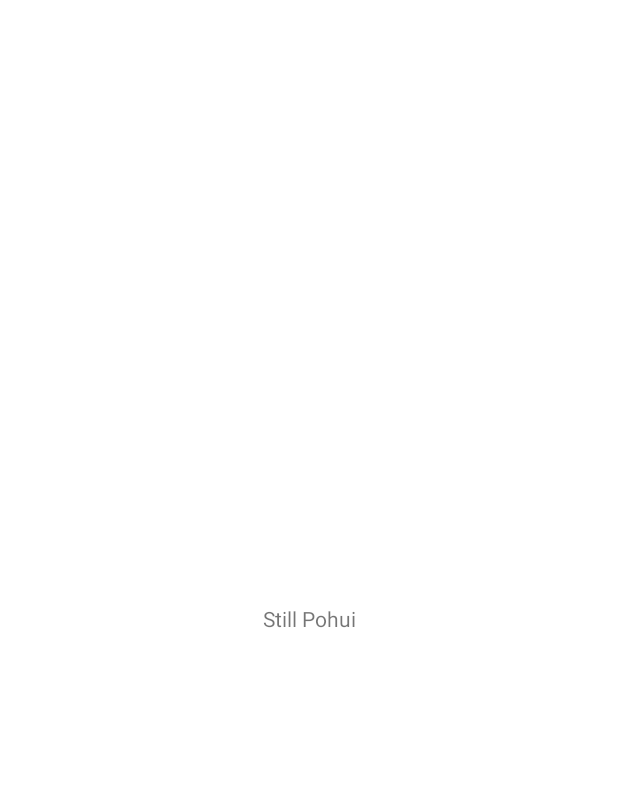
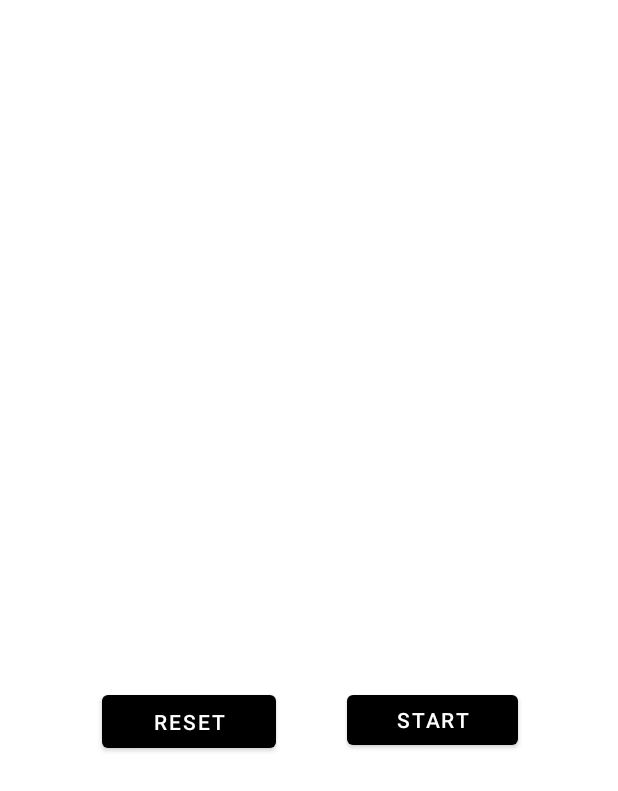
Before and after one commit to probablymattq/StopwatchTimer, an Android app: the MainActivity2 screen opened directly, with no data from a screen before it, on a phone screen of 412 x 824 dp. Before the commit the part shown is almost empty. Shown: the top 791 px of the screen. Run offline under Robolectric (Android 15) with nearby library versions, the phone set to English and light mode, and no system bars.

Commit message:
Stopwatch started

```diff
--- a/app/src/main/java/com/matter/stopwatchtimer/MainActivity2.java
+++ b/app/src/main/java/com/matter/stopwatchtimer/MainActivity2.java
@@ -5,10 +5,20 @@ import androidx.appcompat.app.AppCompatActivity;
 import android.content.Intent;
 import android.graphics.Paint;
 import android.os.Bundle;
+import android.os.CountDownTimer;
 import android.view.View;
+import android.widget.Button;
 import android.widget.TextView;
 
 public class MainActivity2 extends AppCompatActivity {
+    private TextView mMinutesDisplay;
+    private TextView mSecondsDisplay;
+    private Button mStartPauseButton;
+    private Button mResetButton;
+
+    private CountDownTimer mCountDownTimer;
+    private boolean mTimerRunning;
+    private long mTimeElapsed;
 
     @Override
     protected void onCreate(Bundle savedInstanceState) {
@@ -16,8 +26,18 @@ public class MainActivity2 extends AppCompatActivity {
         overridePendingTransition(0, 0);
         setContentView(R.layout.activity_main2);
 
+
+        mMinutesDisplay = findViewById(R.id.minutes_display);
+        mSecondsDisplay = findViewById(R.id.seconds_display);
+        mStartPauseButton = findViewById(R.id.start_stop_button);
+        mResetButton = findViewById(R.id.reset_button);
+
+        mMinutesDisplay.setText("00");
+        mSecondsDisplay.setText("00");
+
         TextView timerTextView = findViewById(R.id.timerView);
         TextView stopwatchTextView = findViewById(R.id.stopwatchView);
+
 
         timerTextView.setOnClickListener(new View.OnClickListener() {
             @Override
@@ -28,5 +48,65 @@ public class MainActivity2 extends AppCompatActivity {
         });
 
         stopwatchTextView.setPaintFlags(stopwatchTextView.getPaintFlags() | Paint.UNDERLINE_TEXT_FLAG);
+
+        mStartPauseButton.setOnClickListener(new View.OnClickListener() {
+            @Override
+            public void onClick(View v) {
+                if (mTimerRunning) {
+                    pauseTimer();
+                } else {
+                    startTimer();
+                }
+            }
+        });
+
+        mResetButton.setOnClickListener(new View.OnClickListener() {
+            @Override
+            public void onClick(View v) {
+                resetTimer();
+            }
+        });
+    }
+
+    private void startTimer() {
+        mCountDownTimer = new CountDownTimer(Long.MAX_VALUE, 1000) {
+            @Override
+            public void onTick(long millisUntilFinished) {
+                mTimeElapsed += 1000;
+                updateDisplay();
+            }
+
+            @Override
+            public void onFinish() {
+                // Do nothing
+            }
+        }.start();
+
+        mTimerRunning = true;
+        mStartPauseButton.setText("Pause");
+    }
+
+    private void pauseTimer() {
+        mCountDownTimer.cancel();
+        mTimerRunning = false;
+        mStartPauseButton.setText("Resume");
+    }
+
+    private void resetTimer() {
+        if(mTimerRunning || mTimeElapsed > 0) {
+            mCountDownTimer.cancel();
+            mTimeElapsed = 0;
+            updateDisplay();
+            mTimerRunning = false;
+            mStartPauseButton.setText("Start");
+        }
+    }
+
+    private void updateDisplay() {
+        int minutes = (int) (mTimeElapsed / 1000) / 60;
+        int seconds = (int) (mTimeElapsed / 1000) % 60;
+
+        mMinutesDisplay.setText(String.format("%02d", minutes));
+        mSecondsDisplay.setText(String.format("%02d", seconds));
     }
 }
--- a/app/src/main/res/layout/activity_main2.xml
+++ b/app/src/main/res/layout/activity_main2.xml
@@ -15,10 +15,10 @@
         android:textColor="#ffffff"
         app:layout_constraintBottom_toBottomOf="parent"
         app:layout_constraintEnd_toEndOf="parent"
-        app:layout_constraintHorizontal_bias="0.235"
+        app:layout_constraintHorizontal_bias="0.764"
         app:layout_constraintStart_toStartOf="parent"
         app:layout_constraintTop_toTopOf="parent"
-        app:layout_constraintVertical_bias="0.955" />
+        app:layout_constraintVertical_bias="0.963" />
 
     <TextView
         android:id="@+id/timerView"
@@ -29,19 +29,85 @@
         android:textColor="#ffffff"
         app:layout_constraintBottom_toBottomOf="parent"
         app:layout_constraintEnd_toEndOf="parent"
-        app:layout_constraintHorizontal_bias="0.751"
+        app:layout_constraintHorizontal_bias="0.262"
         app:layout_constraintStart_toStartOf="parent"
         app:layout_constraintTop_toTopOf="parent"
-        app:layout_constraintVertical_bias="0.955" />
+        app:layout_constraintVertical_bias="0.963" />
 
     <TextView
-        android:id="@+id/textView"
+        android:id="@+id/seconds_display"
         android:layout_width="wrap_content"
         android:layout_height="wrap_content"
-        android:text="Still Pohui"
+        android:gravity="center"
+        android:text="00"
+        android:textColor="@color/white"
+        android:textSize="80sp"
         app:layout_constraintBottom_toBottomOf="parent"
         app:layout_constraintEnd_toEndOf="parent"
+        app:layout_constraintHorizontal_bias="0.682"
         app:layout_constraintStart_toStartOf="parent"
-        app:layout_constraintTop_toTopOf="parent" />
+        app:layout_constraintTop_toTopOf="parent"
+        app:layout_constraintVertical_bias="0.382"
+        tools:ignore="MissingConstraints" />
+
+    <Button
+        android:id="@+id/reset_button"
+        android:layout_width="116dp"
+        android:layout_height="47dp"
+        android:text="Reset"
+        android:textColor="@color/white"
+        app:layout_constraintBottom_toBottomOf="parent"
+        app:layout_constraintEnd_toEndOf="parent"
+        app:layout_constraintHorizontal_bias="0.23"
+        app:layout_constraintStart_toStartOf="parent"
+        app:layout_constraintTop_toTopOf="parent"
+        app:layout_constraintVertical_bias="0.589" />
+
+    <Button
+        android:id="@+id/start_stop_button"
+        android:layout_width="114dp"
+        android:layout_height="45dp"
+        android:text="Start"
+        android:textColor="@color/white"
+        app:layout_constraintBottom_toBottomOf="parent"
+        app:layout_constraintEnd_toEndOf="parent"
+        app:layout_constraintHorizontal_bias="0.777"
+        app:layout_constraintStart_toStartOf="parent"
+        app:layout_constraintTop_toTopOf="parent"
+        app:layout_constraintVertical_bias="0.587"
+        tools:ignore="MissingConstraints" />
+
+    <TextView
+        android:id="@+id/minutes_display"
+        android:layout_width="wrap_content"
+        android:layout_height="wrap_content"
+        android:gravity="center"
+        android:text="00"
+        android:textColor="@color/white"
+        android:textSize="80sp"
+        app:layout_constraintBottom_toBottomOf="parent"
+        app:layout_constraintEnd_toEndOf="parent"
+        app:layout_constraintHorizontal_bias="0.323"
+        app:layout_constraintStart_toStartOf="parent"
+        app:layout_constraintTop_toTopOf="parent"
+        app:layout_constraintVertical_bias="0.382"
+        tools:ignore="MissingConstraints" />
+
+    <TextView
+        android:id="@+id/seconds_display2"
+        android:layout_width="26dp"
+        android:layout_height="105dp"
+        android:gravity="center"
+        android:text=":"
+        android:textColor="@color/white"
+        android:textSize="80sp"
+        app:layout_constraintBottom_toBottomOf="parent"
+        app:layout_constraintEnd_toEndOf="parent"
+        app:layout_constraintHorizontal_bias="0.503"
+        app:layout_constraintStart_toStartOf="parent"
+        app:layout_constraintTop_toTopOf="parent"
+        app:layout_constraintVertical_bias="0.383"
+        tools:ignore="MissingConstraints" />
+
 
 </androidx.constraintlayout.widget.ConstraintLayout>
--- a/app/src/main/res/mipmap-anydpi-v26/ic_launcher.xml
+++ b/app/src/main/res/mipmap-anydpi-v26/ic_launcher.xml
@@ -1,5 +1,5 @@
 <?xml version="1.0" encoding="utf-8"?>
 <adaptive-icon xmlns:android="http://schemas.android.com/apk/res/android">
-    <background android:drawable="@drawable/ic_launcher_background" />
-    <foreground android:drawable="@drawable/ic_launcher_foreground" />
+    <background android:drawable="@color/ic_launcher_background"/>
+    <foreground android:drawable="@mipmap/ic_launcher_foreground"/>
 </adaptive-icon>
--- a/app/src/main/res/mipmap-anydpi-v26/ic_launcher_round.xml
+++ b/app/src/main/res/mipmap-anydpi-v26/ic_launcher_round.xml
@@ -1,5 +1,5 @@
 <?xml version="1.0" encoding="utf-8"?>
 <adaptive-icon xmlns:android="http://schemas.android.com/apk/res/android">
-    <background android:drawable="@drawable/ic_launcher_background" />
-    <foreground android:drawable="@drawable/ic_launcher_foreground" />
+    <background android:drawable="@color/ic_launcher_background"/>
+    <foreground android:drawable="@mipmap/ic_launcher_foreground"/>
 </adaptive-icon>
```
Also changed, not shown: app/src/main/res/layout-v29/activity_main.xml (+4 -4 lines).
